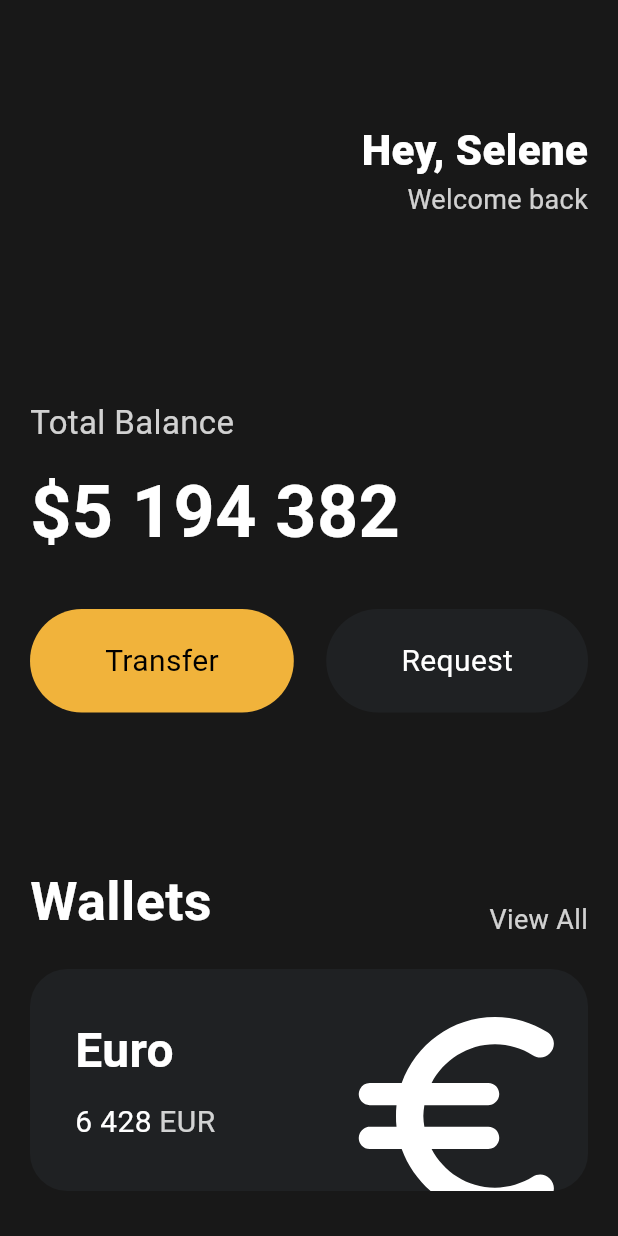
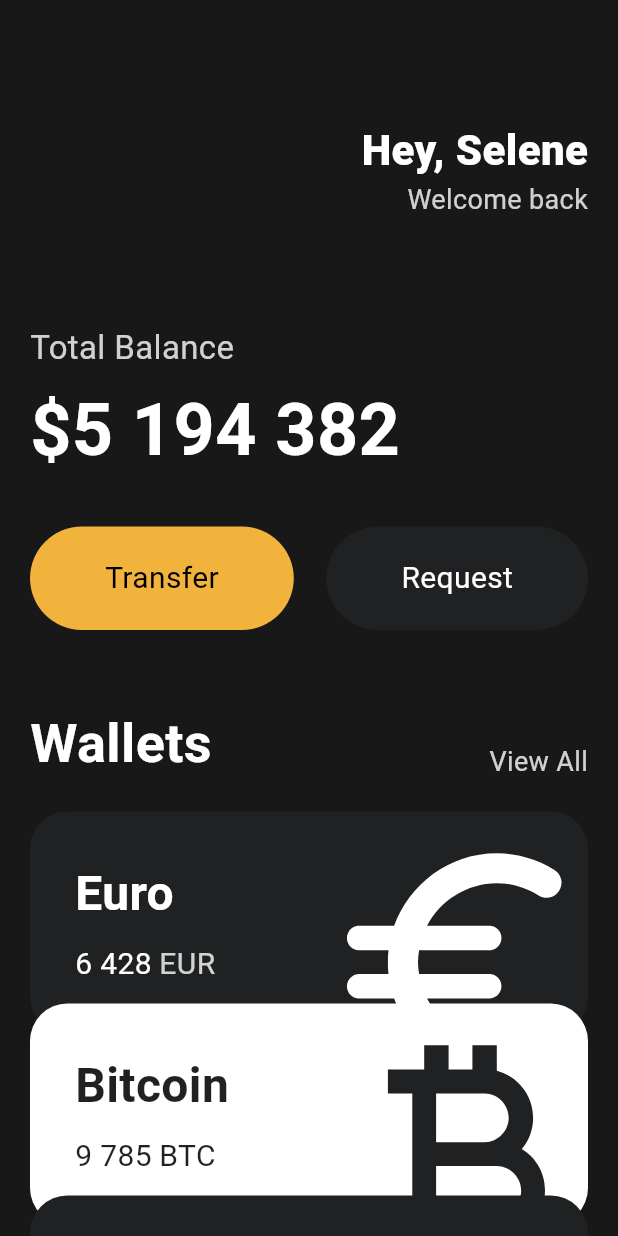
Before and after one commit to heecheol153/toonflix, a Flutter app: the screen it shows after launch, on a phone screen of 412 x 824 dp. Run offline on Flutter 3.47's test engine with Material 3 defaults, Android fonts, the phone set to English and light mode, and no system bars.

Commit message:
2.8 Reusable Cards

```diff
--- a/lib/main.dart
+++ b/lib/main.dart
@@ -1,5 +1,6 @@
 import 'package:flutter/material.dart';
 import 'package:toonflix/widgets/Button.dart';
+import 'package:toonflix/widgets/currency_card.dart';
 
 void main() {
   runApp(const MyApp());
@@ -14,7 +15,8 @@ class MyApp extends StatelessWidget {
     return MaterialApp(
       home: Scaffold(
         backgroundColor: const Color(0xFF181818),
-        body: Padding(
+        body: SingleChildScrollView(
+          child: Padding(
             padding: const EdgeInsets.symmetric(horizontal: 20),
             child: Column(
               crossAxisAlignment: CrossAxisAlignment.start,
@@ -48,7 +50,7 @@ class MyApp extends StatelessWidget {
                   ],
                 ),
                 const SizedBox(
-                height: 120,
+                  height: 70,
                 ),
                 Text(
                   'Total Balance',
@@ -58,7 +60,7 @@ class MyApp extends StatelessWidget {
                   ),
                 ),
                 const SizedBox(
-                height: 10,
+                  height: 5,
                 ),
                 const Text(
                   '\$5 194 382',
@@ -86,7 +88,7 @@ class MyApp extends StatelessWidget {
                   ],
                 ),
                 const SizedBox(
-                height: 100,
+                  height: 50,
                 ),
                 Row(
                   crossAxisAlignment: CrossAxisAlignment.end,
@@ -112,69 +114,35 @@ class MyApp extends StatelessWidget {
                 const SizedBox(
                   height: 20,
                 ),
-              Container(
-                clipBehavior: Clip.hardEdge,
-                decoration: BoxDecoration(
-                  color: const Color(0xFF1F2123),
-                  borderRadius: BorderRadius.circular(25),
+                const CurrencyCard(
+                  name: 'Euro',
+                  code: 'EUR',
+                  amount: '6 428',
+                  icon: Icons.euro_rounded,
+                  isInverted: false,
                 ),
-                child: Padding(
-                  padding: const EdgeInsets.all(30),
-                  child: Row(
-                    mainAxisAlignment: MainAxisAlignment.spaceBetween,
-                    children: [
-                      Column(
-                        crossAxisAlignment: CrossAxisAlignment.start,
-                        children: [
-                          const Text(
-                            'Euro',
-                            style: TextStyle(
-                              color: Colors.white,
-                              fontSize: 32,
-                              fontWeight: FontWeight.w600,
+                Transform.translate(
+                  offset: const Offset(0, -20),
+                  child: const CurrencyCard(
+                    name: 'Bitcoin',
+                    code: 'BTC',
+                    amount: '9 785',
+                    icon: Icons.currency_bitcoin,
+                    isInverted: true,
                   ),
                 ),
-                          const SizedBox(
-                            height: 10,
+                Transform.translate(
+                  offset: const Offset(0, -40),
+                  child: const CurrencyCard(
+                    name: 'Dollar',
+                    code: 'USD',
+                    amount: '428',
+                    icon: Icons.attach_money_outlined,
+                    isInverted: false,
                   ),
-                          Row(
-                            children: [
-                              const Text(
-                                '6 428',
-                                style: TextStyle(
-                                  color: Colors.white,
-                                  fontSize: 20,
-                                ),
-                              ),
-                              const SizedBox(
-                                width: 5,
-                              ),
-                              Text(
-                                'EUR',
-                                style: TextStyle(
-                                  color: Colors.white.withOpacity(0.8),
-                                  fontSize: 20,
-                                ),
-                              ),
-                            ],
                 )
               ],
             ),
-                      Transform.scale(
-                          scale: 2,
-                          child: Transform.translate(
-                            offset: const Offset(-5, 12),
-                            child: const Icon(
-                              Icons.euro_rounded,
-                              color: Colors.white,
-                              size: 88,
-                            ),
-                          ))
-                    ],
-                  ),
-                ),
-              ),
-            ],
           ),
         ),
       ),
--- /dev/null
+++ b/lib/widgets/currency_card.dart
@@ -0,0 +1,87 @@
+import 'package:flutter/material.dart';
+
+class CurrencyCard extends StatelessWidget {
+  final String name, code, amount;
+  final IconData icon;
+  final bool isInverted;
+
+  final _blackColor = const Color(0xFF1F2123);
+
+  const CurrencyCard({
+    super.key,
+    required this.name,
+    required this.code,
+    required this.amount,
+    required this.icon,
+    required this.isInverted,
+  });
+
+  @override
+  Widget build(BuildContext context) {
+    return Container(
+      clipBehavior: Clip.hardEdge,
+      decoration: BoxDecoration(
+        color: isInverted ? Colors.white : _blackColor,
+        borderRadius: BorderRadius.circular(25),
+      ),
+      child: Padding(
+        padding: const EdgeInsets.all(30),
+        child: Row(
+          mainAxisAlignment: MainAxisAlignment.spaceBetween,
+          children: [
+            Column(
+              crossAxisAlignment: CrossAxisAlignment.start,
+              children: [
+                Text(
+                  name,
+                  style: TextStyle(
+                    color: isInverted ? _blackColor : Colors.white,
+                    fontSize: 32,
+                    fontWeight: FontWeight.w600,
+                  ),
+                ),
+                const SizedBox(
+                  height: 10,
+                ),
+                Row(
+                  children: [
+                    Text(
+                      amount,
+                      style: TextStyle(
+                        color: isInverted ? _blackColor : Colors.white,
+                        fontSize: 20,
+                      ),
+                    ),
+                    const SizedBox(
+                      width: 5,
+                    ),
+                    Text(
+                      code,
+                      style: TextStyle(
+                        color: isInverted
+                            ? _blackColor
+                            : Colors.white.withOpacity(0.8),
+                        fontSize: 20,
+                      ),
+                    ),
+                  ],
+                )
+              ],
+            ),
+            Transform.scale(
+              scale: 2.2,
+              child: Transform.translate(
+                offset: const Offset(-5, 12),
+                child: Icon(
+                  icon,
+                  color: isInverted ? _blackColor : Colors.white,
+                  size: 88,
+                ),
+              ),
+            ),
+          ],
+        ),
+      ),
+    );
+  }
+}
```
Lines whose indentation alone changed are shown as unchanged.
